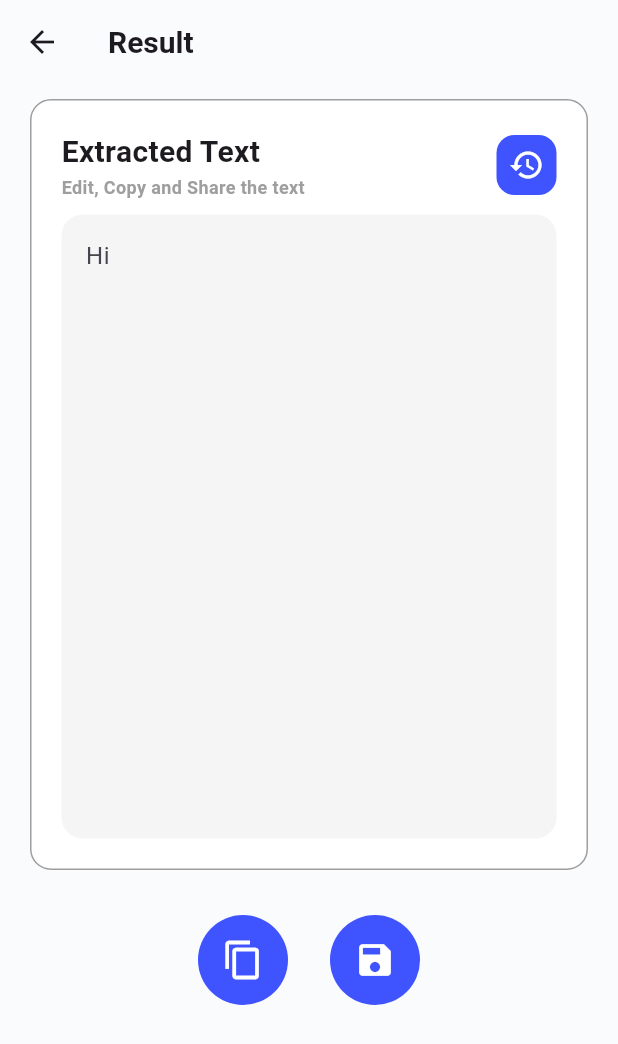
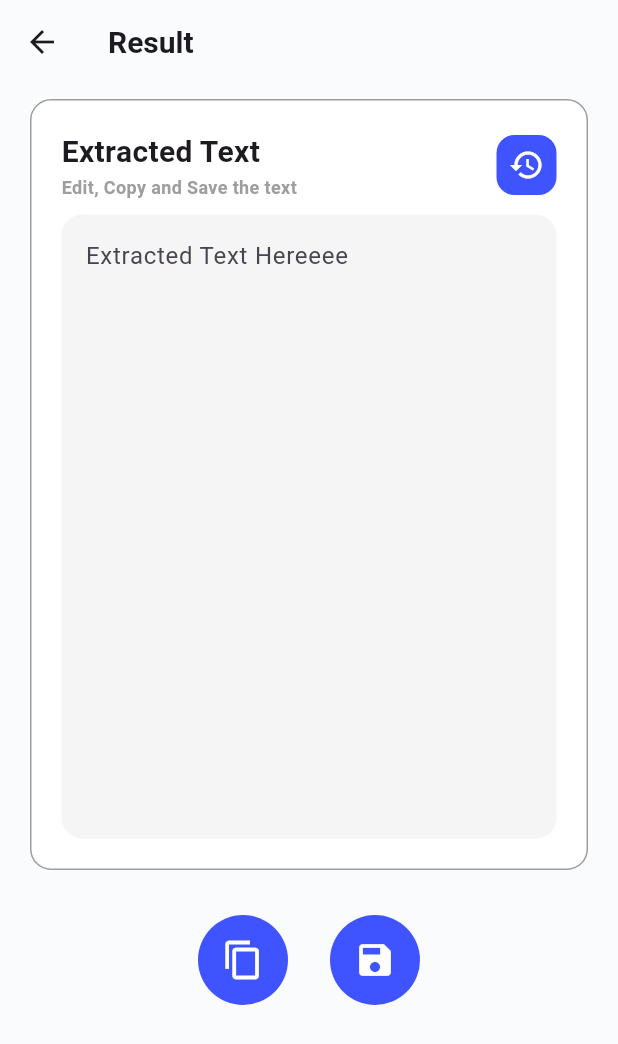
Before and after one commit to gelkomyy/snap_text, a Flutter app: the ResultView screen opened directly, on a phone screen of 412 x 824 dp. Shown: the top 1044 px of the screen. Run offline on Flutter 3.47's test engine with Material 3 defaults, Android fonts, the light colour scheme and no system bars; our stand-ins replace image_cropper, image_picker.

Commit message:
result view some refactor

```diff
--- a/lib/Features/home/presentation/result_view.dart
+++ b/lib/Features/home/presentation/result_view.dart
@@ -1,5 +1,5 @@
 import 'package:flutter/material.dart';
-import 'package:snap_text/Features/home/presentation/views/widgets/history_item_photo.dart';
+import 'package:snap_text/Features/home/presentation/result_widgets/result_view_body.dart';
 
 class ResultView extends StatelessWidget {
   const ResultView({super.key});
@@ -19,117 +19,8 @@ class ResultView extends StatelessWidget {
         ),
       ),
       backgroundColor: const Color(0xffFAFBFD),
-      body: SafeArea(
-        child: Column(
-          children: [
-            Container(
-              margin: const EdgeInsets.symmetric(horizontal: 20, vertical: 10),
-              padding: const EdgeInsets.all(20),
-              decoration: BoxDecoration(
-                color: Colors.white,
-                border: Border.all(color: Colors.grey),
-                borderRadius: BorderRadius.circular(14),
-              ),
-              child: Column(
-                mainAxisSize: MainAxisSize.min,
-                children: [
-                  Row(
-                    crossAxisAlignment: CrossAxisAlignment.center,
-                    mainAxisAlignment: MainAxisAlignment.spaceBetween,
-                    children: [
-                      const Column(
-                        crossAxisAlignment: CrossAxisAlignment.start,
-                        mainAxisSize: MainAxisSize.min,
-                        children: [
-                          Text(
-                            'Extracted Text',
-                            style: TextStyle(
-                              fontSize: 20,
-                              fontWeight: FontWeight.bold,
-                            ),
-                          ),
-                          Text(
-                            'Edit, Copy and Share the text',
-                            style: TextStyle(
-                              fontSize: 12,
-                              fontWeight: FontWeight.bold,
-                              color: Colors.grey,
-                            ),
-                          ),
-                        ],
-                      ),
-                      Container(
-                        height: 40,
-                        width: 40,
-                        decoration: BoxDecoration(
-                          color: const Color(0xff3F54FF),
-                          borderRadius: BorderRadius.circular(12),
-                        ),
-                        child: const Icon(
-                          Icons.history,
-                          color: Colors.white,
-                        ),
-                      ),
-                    ],
-                  ),
-                  const SizedBox(
-                    height: 10,
-                  ),
-                  TextField(
-                    decoration: InputDecoration(
-                      border: OutlineInputBorder(
-                          borderRadius: BorderRadius.circular(14),
-                          borderSide: const BorderSide(
-                            width: 0,
-                            style: BorderStyle.none,
-                          )),
-                      filled: true,
-                      fillColor: const Color(0xffF5F5F5),
-                      hintText: 'Hi',
-                    ),
-                    maxLines: 16,
-                  ),
-                ],
-              ),
-            ),
-            const SizedBox(
-              height: 20,
-            ),
-            Row(
-              mainAxisAlignment: MainAxisAlignment.center,
-              children: [
-                Container(
-                  margin: const EdgeInsets.symmetric(horizontal: 14),
-                  height: 60,
-                  width: 60,
-                  decoration: const BoxDecoration(
-                    color: Color(0xff3F54FF),
-                    shape: BoxShape.circle,
-                  ),
-                  child: const Icon(
-                    Icons.copy,
-                    color: Colors.white,
-                    size: 28,
-                  ),
-                ),
-                Container(
-                  margin: const EdgeInsets.symmetric(horizontal: 14),
-                  height: 60,
-                  width: 60,
-                  decoration: const BoxDecoration(
-                    color: Color(0xff3F54FF),
-                    shape: BoxShape.circle,
-                  ),
-                  child: const Icon(
-                    Icons.save,
-                    color: Colors.white,
-                    size: 28,
-                  ),
-                ),
-              ],
-            ),
-          ],
-        ),
+      body: const SafeArea(
+        child: ResultViewBody(),
       ),
     );
   }
--- /dev/null
+++ b/lib/Features/home/presentation/result_widgets/custom_icon_button_circle.dart
@@ -0,0 +1,26 @@
+import 'package:flutter/material.dart';
+
+class CustomIconButtonCircle extends StatelessWidget {
+  const CustomIconButtonCircle({
+    super.key,
+    required this.iconData,
+  });
+  final IconData iconData;
+  @override
+  Widget build(BuildContext context) {
+    return Container(
+      margin: const EdgeInsets.symmetric(horizontal: 14),
+      height: 60,
+      width: 60,
+      decoration: const BoxDecoration(
+        color: Color(0xff3F54FF),
+        shape: BoxShape.circle,
+      ),
+      child: Icon(
+        iconData,
+        color: Colors.white,
+        size: 28,
+      ),
+    );
+  }
+}
--- /dev/null
+++ b/lib/Features/home/presentation/result_widgets/extracted_text_field.dart
@@ -0,0 +1,25 @@
+import 'package:flutter/material.dart';
+
+class ExtractedTextField extends StatelessWidget {
+  const ExtractedTextField({
+    super.key,
+  });
+
+  @override
+  Widget build(BuildContext context) {
+    return TextField(
+      decoration: InputDecoration(
+        border: OutlineInputBorder(
+            borderRadius: BorderRadius.circular(14),
+            borderSide: const BorderSide(
+              width: 0,
+              style: BorderStyle.none,
+            )),
+        filled: true,
+        fillColor: const Color(0xffF5F5F5),
+        hintText: 'Extracted Text Hereeee',
+      ),
+      maxLines: 16,
+    );
+  }
+}
--- /dev/null
+++ b/lib/Features/home/presentation/result_widgets/in_top_extracted_text_details.dart
@@ -0,0 +1,50 @@
+import 'package:flutter/material.dart';
+
+class InTopExtractedTextDetails extends StatelessWidget {
+  const InTopExtractedTextDetails({
+    super.key,
+  });
+
+  @override
+  Widget build(BuildContext context) {
+    return Row(
+      crossAxisAlignment: CrossAxisAlignment.center,
+      mainAxisAlignment: MainAxisAlignment.spaceBetween,
+      children: [
+        const Column(
+          crossAxisAlignment: CrossAxisAlignment.start,
+          mainAxisSize: MainAxisSize.min,
+          children: [
+            Text(
+              'Extracted Text',
+              style: TextStyle(
+                fontSize: 20,
+                fontWeight: FontWeight.bold,
+              ),
+            ),
+            Text(
+              'Edit, Copy and Save the text',
+              style: TextStyle(
+                fontSize: 12,
+                fontWeight: FontWeight.bold,
+                color: Colors.grey,
+              ),
+            ),
+          ],
+        ),
+        Container(
+          height: 40,
+          width: 40,
+          decoration: BoxDecoration(
+            color: const Color(0xff3F54FF),
+            borderRadius: BorderRadius.circular(12),
+          ),
+          child: const Icon(
+            Icons.history,
+            color: Colors.white,
+          ),
+        ),
+      ],
+    );
+  }
+}
--- /dev/null
+++ b/lib/Features/home/presentation/result_widgets/result_buttons.dart
@@ -0,0 +1,23 @@
+import 'package:flutter/material.dart';
+import 'package:snap_text/Features/home/presentation/result_widgets/custom_icon_button_circle.dart';
+
+class ResultButtons extends StatelessWidget {
+  const ResultButtons({
+    super.key,
+  });
+
+  @override
+  Widget build(BuildContext context) {
+    return const Row(
+      mainAxisAlignment: MainAxisAlignment.center,
+      children: [
+        CustomIconButtonCircle(
+          iconData: Icons.copy,
+        ),
+        CustomIconButtonCircle(
+          iconData: Icons.save,
+        ),
+      ],
+    );
+  }
+}
--- /dev/null
+++ b/lib/Features/home/presentation/result_widgets/result_view_body.dart
@@ -0,0 +1,41 @@
+import 'package:flutter/material.dart';
+import 'package:snap_text/Features/home/presentation/result_widgets/extracted_text_field.dart';
+import 'package:snap_text/Features/home/presentation/result_widgets/in_top_extracted_text_details.dart';
+import 'package:snap_text/Features/home/presentation/result_widgets/result_buttons.dart';
+
+class ResultViewBody extends StatelessWidget {
+  const ResultViewBody({
+    super.key,
+  });
+
+  @override
+  Widget build(BuildContext context) {
+    return Column(
+      children: [
+        Container(
+          margin: const EdgeInsets.symmetric(horizontal: 20, vertical: 10),
+          padding: const EdgeInsets.all(20),
+          decoration: BoxDecoration(
+            color: Colors.white,
+            border: Border.all(color: Colors.grey),
+            borderRadius: BorderRadius.circular(14),
+          ),
+          child: const Column(
+            mainAxisSize: MainAxisSize.min,
+            children: [
+              InTopExtractedTextDetails(),
+              SizedBox(
+                height: 10,
+              ),
+              ExtractedTextField(),
+            ],
+          ),
+        ),
+        const SizedBox(
+          height: 20,
+        ),
+        const ResultButtons(),
+      ],
+    );
+  }
+}
--- a/lib/main.dart
+++ b/lib/main.dart
@@ -1,5 +1,4 @@
 import 'package:flutter/material.dart';
-import 'package:snap_text/Features/home/presentation/result_view.dart';
 import 'package:snap_text/Features/home/presentation/views/home_view.dart';
 
 void main() {
```
Also changed, not shown: lib/Features/home/presentation/choose_language_view.dart (+115 -57 lines).
